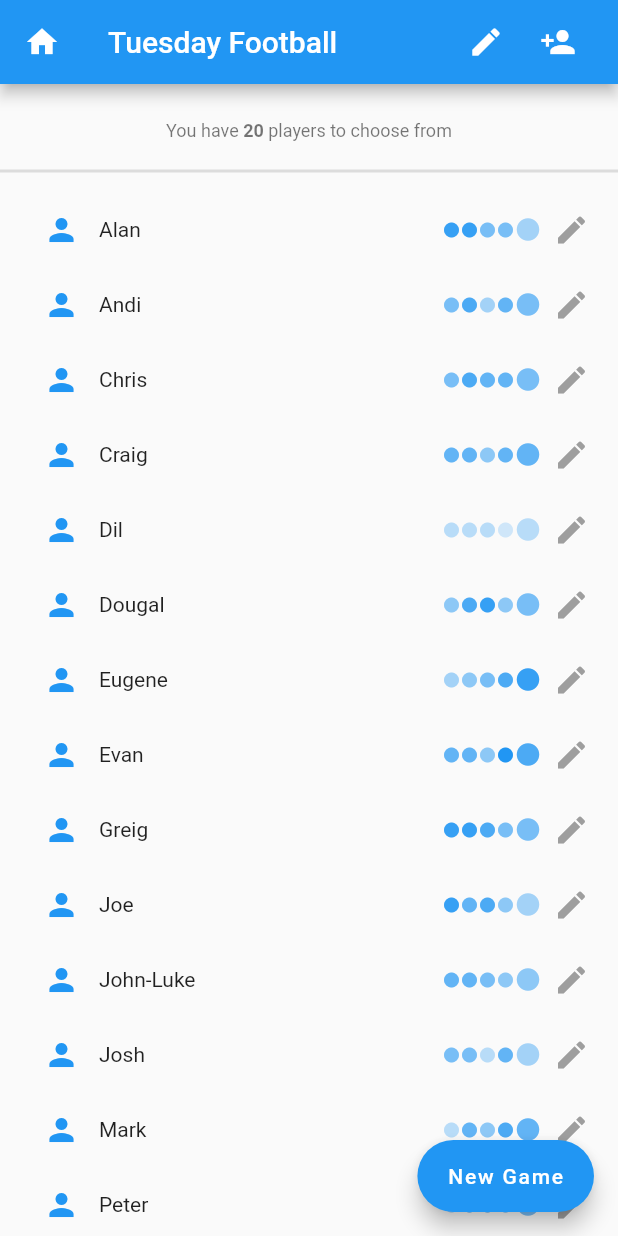
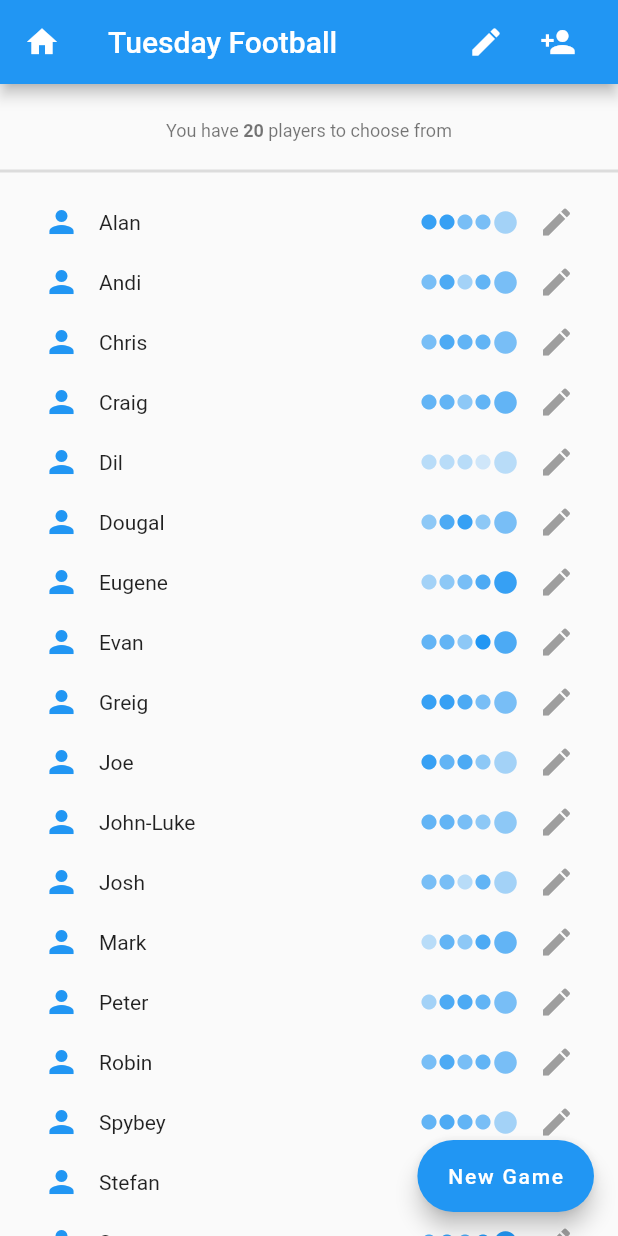
Before and after one commit to jahall/fairteams, a Flutter app: the screen it shows after launch, after a tap on "Tuesday Football", on a phone screen of 412 x 824 dp. Run offline on Flutter 3.47's test engine with Material 2 defaults, Android fonts, the phone set to English and light mode, and no system bars.

Commit message:
Minor tweak

```diff
--- a/lib/group_page.dart
+++ b/lib/group_page.dart
@@ -61,7 +61,7 @@ class GroupPage extends StatelessWidget {
     List<Widget> fields = group.players
         .map<Widget>((p) => SizedBox(
               width: width,
-              height: 50,
+              height: 40,
               child: Row(children: [
                 SizedBox(width: 50, child: p.icon(color: Colors.blue)),
                 Expanded(
@@ -69,7 +69,7 @@ class GroupPage extends StatelessWidget {
                         alignment: Alignment.centerLeft, child: Text(p.name))),
                 p.abilityDisplay(group.skills, color: Colors.blue),
                 SizedBox(
-                    width: 35,
+                    width: 50,
                     child: IconButton(
                         icon: const Icon(Icons.edit, color: Colors.grey),
                         onPressed: () => _editPlayer(context, p),
--- a/lib/player_select.dart
+++ b/lib/player_select.dart
@@ -50,7 +50,7 @@ class _PlayerSelectState extends State<PlayerSelect> {
     List<Widget> fields = widget.group.players
         .map<Widget>((p) => SizedBox(
               width: width,
-              height: 35,
+              height: 40,
               child: Row(children: [
                 SizedBox(width: 50, child: p.icon(color: Colors.blue)),
                 Expanded(
```
